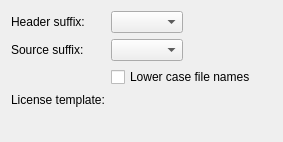
Before: the Qt Designer form src/plugins/cpptools/cppfilesettingspage.ui in qt-creator/qt-creator, drawn with Qt 5.
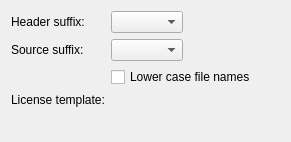
After: the same form once the commit is applied. Custom widgets are drawn as their Qt base class.

The edit to the form file:
```diff
--- a/src/plugins/cpptools/cppfilesettingspage.ui
+++ b/src/plugins/cpptools/cppfilesettingspage.ui
@@ -6,7 +6,7 @@
    <rect>
     <x>0</x>
     <y>0</y>
-    <width>283</width>
+    <width>291</width>
     <height>142</height>
    </rect>
   </property>
```
Left out of the diff: 8 changed lines with no effect on the pictures.
